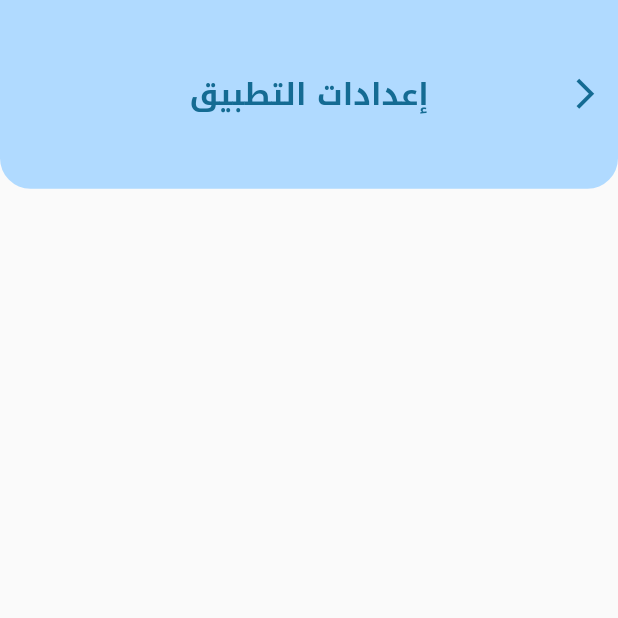
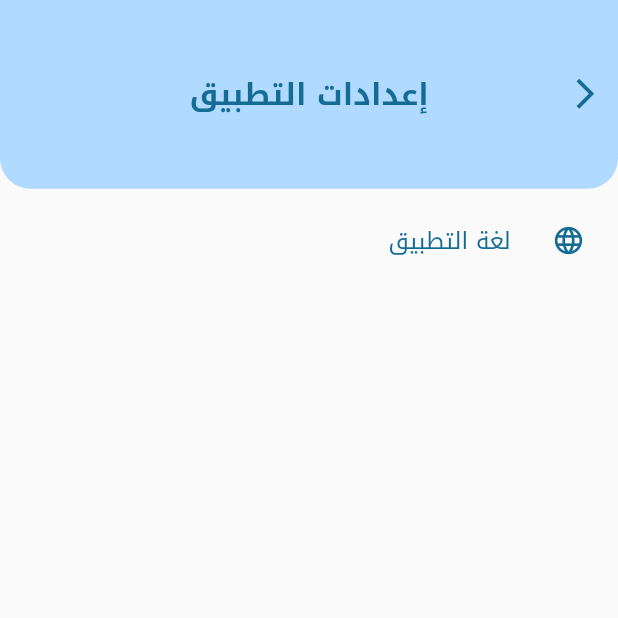
Before and after one commit to asmaa23azmi/cornorshop, a Flutter app: the AppSettingScreen screen opened directly, on a phone screen of 412 x 824 dp, the top half of it. Run offline on Flutter 3.47's test engine with Material 2 defaults, Android fonts, the phone set to English and light mode, and no system bars; our stand-ins replace flutter_screenutil, flutter_svg; generated files the repository leaves out were written again; project files that could hold a hidden picture were left out.

Commit message:
update_03

```diff
--- /dev/null
+++ b/lib/Widgets/my_list_tile.dart
@@ -0,0 +1,35 @@
+import 'package:flutter/material.dart';
+import 'package:flutter_screenutil/flutter_screenutil.dart';
+
+import '../Const/colors.dart';
+import '../Const/texts.dart';
+
+class MyListTile extends StatelessWidget {
+  late String text;
+  late IconData? icon;
+  late Function()? onTap;
+   MyListTile({
+    required this.text,
+    required this.icon,
+     this.onTap,
+    super.key,
+
+  });
+
+
+  @override
+  Widget build(BuildContext context) {
+    return InkWell(
+      splashColor: Colors.transparent,
+      highlightColor: Colors.transparent,
+      onTap: onTap,
+      child: Row(
+        children: [
+          Icon(icon, color: darkBlue, size: 20.w,),
+          SizedBox(width: 25.w,),
+          Text(text, style: textStyle,),
+        ],
+      ),
+    );
+  }
+}
--- a/lib/l10n/app_ar.arb
+++ b/lib/l10n/app_ar.arb
@@ -73,7 +73,10 @@
     "confirmOrder": "تأكيد الطلب",
     "sendOrderSuccessfully": "تم إرسال الطلب بنجاح",
     "orderCompleted": "تم إتمام الطلب",
-    "paragraph": "نتمنى أن تكون قد حظيت بتجربة جيدة ونشكرك على استخدام تطبيق Corner Shop ,سيصلك طلبك خلال مدة قصيرة "
+    "paragraph": "نتمنى أن تكون قد حظيت بتجربة جيدة ونشكرك على استخدام تطبيق Corner Shop ,سيصلك طلبك خلال مدة قصيرة ",
+    "appLanguage": "لغة التطبيق"
+
+
 
 
 }
--- a/lib/l10n/app_en.arb
+++ b/lib/l10n/app_en.arb
@@ -73,7 +73,9 @@
        "confirmOrder": "Confirm Order",
        "sendOrderSuccessfully": "Send Order Successfully!",
        "orderCompleted": "Order Completed",
-       "paragraph": "We wish you had a good experience and thank you for using the Corner Shop app, your order will arrive within a short time"
+       "paragraph": "We wish you had a good experience and thank you for using the Corner Shop app, your order will arrive within a short time",
+       "appLanguage": "App Language"
+
 
 
 }
```
Also changed, not shown: lib/Screens/Menu_Items/app_settings_screen.dart (+87 -0 lines).
